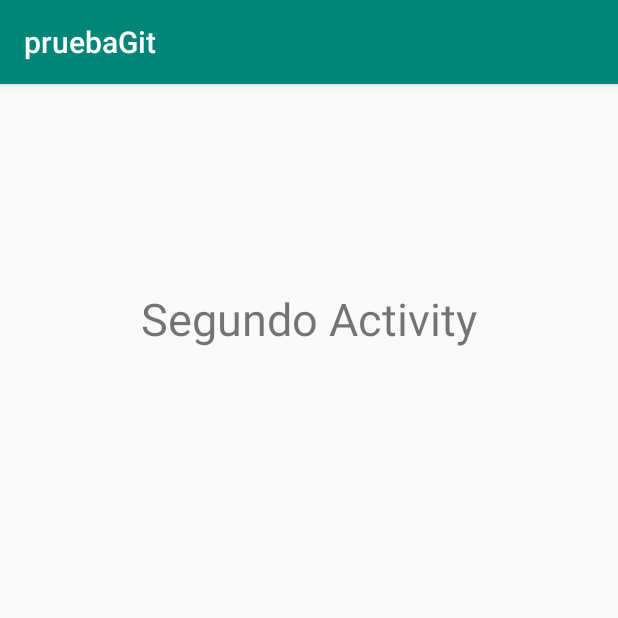
After one commit to eirondiaz/pruebaGit, an Android app: the Segundo_activity screen opened directly, with no data from a screen before it, on a phone screen of 412 x 824 dp, the top half of it. The commit adds this screen. Run offline under Robolectric (Android 15) with nearby library versions, the phone set to English and light mode, and no system bars.

Commit message:
Rama otro activity "Segundo_activity"

```diff
--- a/app/src/main/AndroidManifest.xml
+++ b/app/src/main/AndroidManifest.xml
@@ -9,6 +9,7 @@
         android:roundIcon="@mipmap/ic_launcher_round"
         android:supportsRtl="true"
         android:theme="@style/AppTheme">
+        <activity android:name=".Segundo_activity"></activity>
         <activity android:name=".MainActivity">
             <intent-filter>
                 <action android:name="android.intent.action.MAIN" />
--- a/app/src/main/java/com/example/pruebagit/MainActivity.java
+++ b/app/src/main/java/com/example/pruebagit/MainActivity.java
@@ -2,6 +2,7 @@ package com.example.pruebagit;
 
 import androidx.appcompat.app.AppCompatActivity;
 
+import android.content.Intent;
 import android.os.Bundle;
 import android.view.View;
 import android.widget.Button;
@@ -17,11 +18,14 @@ public class MainActivity extends AppCompatActivity {
         super.onCreate(savedInstanceState);
         setContentView(R.layout.activity_main);
 
-        btn = findViewById(R.id.bottom);
+        btn = findViewById(R.id.btn);
         btn.setOnClickListener(new View.OnClickListener() {
             @Override
             public void onClick(View v) {
                 Toast.makeText(getBaseContext(), "Funciona correctamente", Toast.LENGTH_SHORT).show();
+
+                Intent intent = new Intent(getBaseContext(), Segundo_activity.class);
+                startActivity(intent);
             }
         });
     }
--- /dev/null
+++ b/app/src/main/java/com/example/pruebagit/Segundo_activity.java
@@ -0,0 +1,14 @@
+package com.example.pruebagit;
+
+import androidx.appcompat.app.AppCompatActivity;
+
+import android.os.Bundle;
+
+public class Segundo_activity extends AppCompatActivity {
+
+    @Override
+    protected void onCreate(Bundle savedInstanceState) {
+        super.onCreate(savedInstanceState);
+        setContentView(R.layout.activity_segundo_activity);
+    }
+}
--- a/app/src/main/res/layout/activity_main.xml
+++ b/app/src/main/res/layout/activity_main.xml
@@ -24,9 +24,10 @@
             android:layout_marginTop="100dp"/>
 
         <Button
+            android:id="@+id/btn"
             android:layout_width="wrap_content"
             android:layout_height="wrap_content"
-            android:text="btn"/>
+            android:text="btn" />
 
     </LinearLayout>
 
--- /dev/null
+++ b/app/src/main/res/layout/activity_segundo_activity.xml
@@ -0,0 +1,19 @@
+<?xml version="1.0" encoding="utf-8"?>
+<androidx.constraintlayout.widget.ConstraintLayout xmlns:android="http://schemas.android.com/apk/res/android"
+    xmlns:app="http://schemas.android.com/apk/res-auto"
+    xmlns:tools="http://schemas.android.com/tools"
+    android:layout_width="match_parent"
+    android:layout_height="match_parent"
+    tools:context=".Segundo_activity">
+
+    <TextView
+        android:id="@+id/textView"
+        android:layout_width="wrap_content"
+        android:layout_height="wrap_content"
+        android:layout_marginTop="136dp"
+        android:text="Segundo Activity"
+        android:textSize="30sp"
+        app:layout_constraintEnd_toEndOf="parent"
+        app:layout_constraintStart_toStartOf="parent"
+        app:layout_constraintTop_toTopOf="parent" />
+</androidx.constraintlayout.widget.ConstraintLayout>
```
